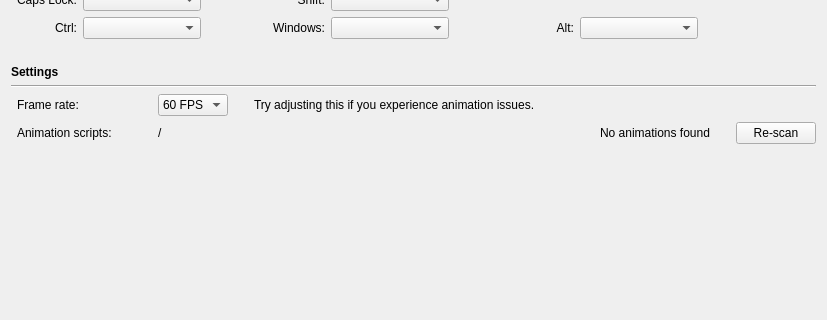
ckb-next/ckb-next, file src/ckb/settingswidget.ui: the form before one commit; both pictures show x 0 to 827 and y 155 to 475 of the 827 by 619 pixel window.
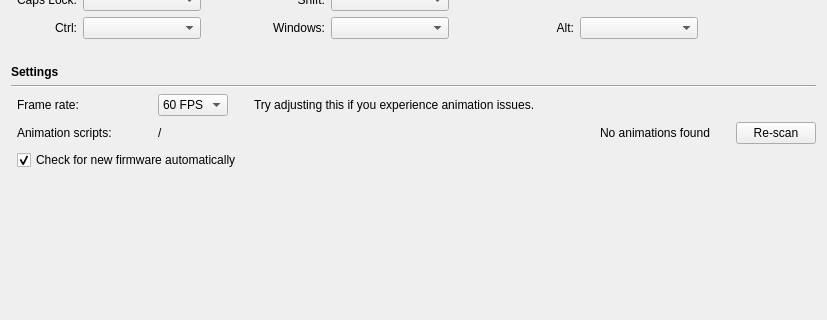
The form after the commit.

Commit message: (ckb) UI for firmware updates Automatic updates are enabled by default. You will be notified of new firmware versions when they are available.

Diff of the .ui file:
```diff
--- a/src/ckb/settingswidget.ui
+++ b/src/ckb/settingswidget.ui
@@ -281,7 +281,7 @@
      </property>
     </spacer>
    </item>
-   <item row="15" column="0" colspan="2">
+   <item row="16" column="0" colspan="2">
     <spacer name="verticalSpacer">
      <property name="orientation">
       <enum>Qt::Vertical</enum>
@@ -521,6 +521,16 @@
      </property>
     </spacer>
    </item>
+   <item row="15" column="1">
+    <widget class="QCheckBox" name="autoFWBox">
+     <property name="text">
+      <string>Check for new firmware automatically</string>
+     </property>
+     <property name="checked">
+      <bool>true</bool>
+     </property>
+    </widget>
+   </item>
   </layout>
  </widget>
  <resources/>
```
Left out of the diff: 4 changed lines with no effect on the pictures. The commit also changes 49 other files.
